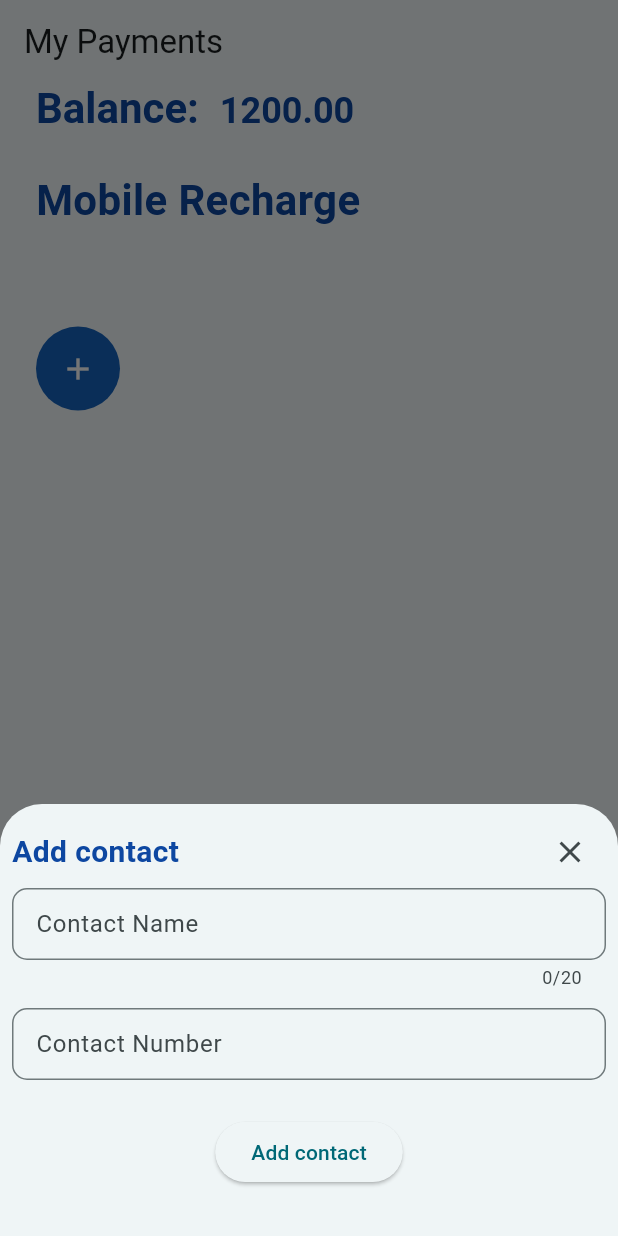
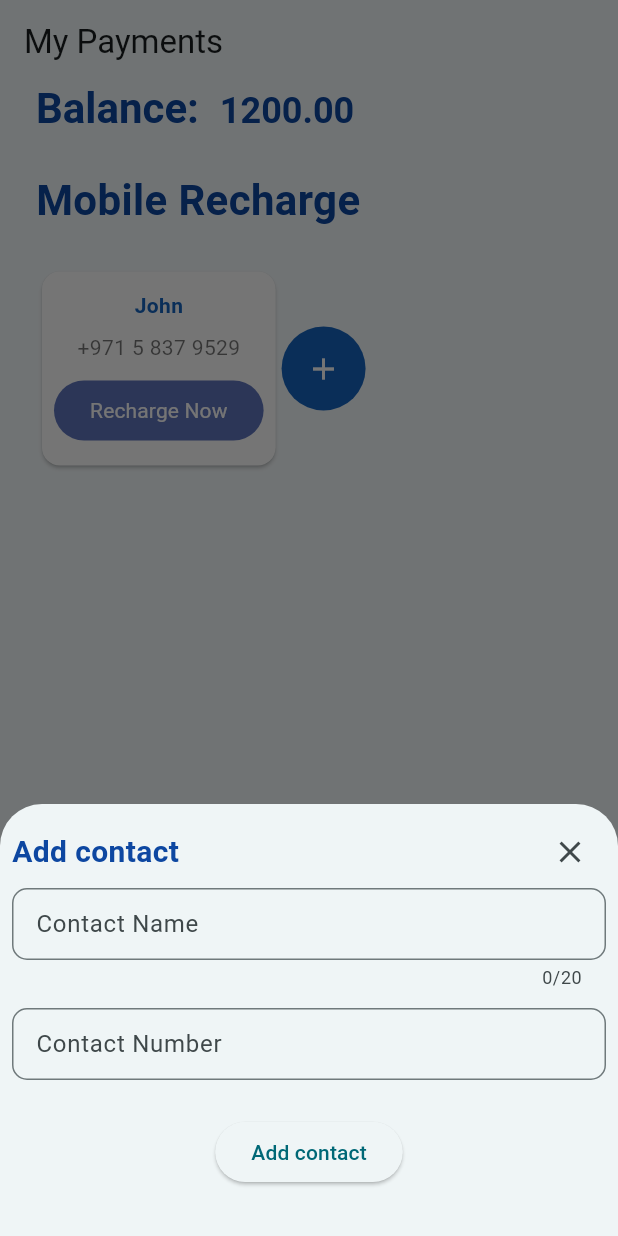
Before and after one commit to arcbueno/MyPayments, a Flutter app: the screen it shows after launch, after a tap on the "add" icon, on a phone screen of 412 x 824 dp. Run offline on Flutter 3.47's test engine with Material 3 defaults, Android fonts, the light colour scheme and no system bars; our stand-ins replace flutter_bloc, get_it, result_dart.

Commit message:
Recharge

```diff
--- a/mypayments/lib/pages/home/bloc/home_bloc.dart
+++ b/mypayments/lib/pages/home/bloc/home_bloc.dart
@@ -10,6 +10,8 @@ class HomeBloc extends Cubit<HomeState> {
   HomeBloc([AppController? controller])
       : appController = controller ?? getIt.get<AppController>(),
         super(HomeState(isLoading: false)) {
+    // TODO: Remove this code before release
+    // Test purpose only
     if (appController.state.user == null) {
       appController.setUser(
         User.fromMap(
@@ -18,7 +20,13 @@ class HomeBloc extends Cubit<HomeState> {
             'name': 'Verified User',
             'email': 'verified@email.com',
             'password': '123456',
-            'contacts': [],
+            'contacts': [
+              {
+                'name': 'John',
+                'number': '+971 5 837 9529',
+                'history': [],
+              }
+            ],
             'balance': 1200.0,
             'isVerified': true,
           },
@@ -31,14 +39,4 @@ class HomeBloc extends Cubit<HomeState> {
   void updateContacts() {
     emit(state.copyWith(user: appController.state.user));
   }
-
-  // Future<void> getPayments() async {
-  //   emit(state.copyWith(isLoading: true));
-  //   var result = await service.getPayments();
-  //   result.fold((success) {
-  //     emit(state.copyWith(isLoading: false, payments: success));
-  //   }, (failure) {
-  //     emit(state.copyWith(isLoading: false, error: failure.toString()));
-  //   });
-  // }
 }
--- /dev/null
+++ b/mypayments/lib/utils/constants.dart
@@ -0,0 +1,5 @@
+class Constants {
+  static get limitSpentPerMonth => 3000.0;
+  static get limitSpentPerContactPerMonthVerifiedUser => 500.0;
+  static get limitSpentPerContactPerMonthUnverfiedUser => 1000.0;
+}
--- a/mypayments/lib/utils/service_locator.dart
+++ b/mypayments/lib/utils/service_locator.dart
@@ -1,7 +1,10 @@
 import 'package:get_it/get_it.dart';
 import 'package:mypayments/app_controller.dart';
+import 'package:mypayments/external/recharge_api.dart';
 import 'package:mypayments/external/user_api.dart';
+import 'package:mypayments/repositories/recharge_repository.dart';
 import 'package:mypayments/repositories/user_repository.dart';
+import 'package:mypayments/services/recharge_service.dart';
 import 'package:mypayments/services/user_service.dart';
 
 final getIt = GetIt.instance;
@@ -20,5 +23,18 @@ class ServiceLocator {
         getIt.get(),
       ),
     );
+
+    getIt.registerSingleton<RechargeApi>(RechargeApi(getIt.get()));
+    getIt.registerSingleton<RechargeRepository>(
+      RechargeRepository(
+        getIt.get(),
+      ),
+    );
+    getIt.registerSingleton<RechargeService>(
+      RechargeService(
+        getIt.get<RechargeRepository>(),
+        getIt.get<AppController>(),
+      ),
+    );
   }
 }
--- a/mypayments/lib/utils/text_data.dart
+++ b/mypayments/lib/utils/text_data.dart
@@ -26,4 +26,9 @@ class TextData {
   static const numberRequired = 'Number is required';
 
   static const balance = 'Balance';
+
+  static const limitReached = 'Limit reached';
+  static const insufficientBalance = 'Insufficient balance';
+
+  static const valueToBeRechaged = 'Recharge value';
 }
--- a/mypayments/lib/widgets/add_contact/add_contact.dart
+++ b/mypayments/lib/widgets/add_contact/add_contact.dart
@@ -4,6 +4,7 @@ import 'package:mypayments/models/contact.dart';
 import 'package:mypayments/utils/text_data.dart';
 import 'package:mypayments/widgets/add_contact/bloc/add_contact_bloc.dart';
 import 'package:mypayments/widgets/add_contact/bloc/state.dart';
+import 'package:mypayments/widgets/bottom_sheet_title.dart';
 import 'package:mypayments/widgets/custom_form_field.dart';
 
 class AddContact extends StatefulWidget {
@@ -44,25 +45,7 @@ class _AddContactState extends State<AddContact> {
             children: [
               Column(
                 children: [
-                  Row(
-                    mainAxisAlignment: MainAxisAlignment.spaceBetween,
-                    children: [
-                      Text(
-                        TextData.addContact,
-                        style: TextStyle(
-                          color: Colors.blue.shade900,
-                          fontSize: 20,
-                          fontWeight: FontWeight.bold,
-                        ),
-                      ),
-                      IconButton(
-                        onPressed: () => Navigator.pop(context),
-                        icon: const Icon(
-                          Icons.close,
-                        ),
-                      ),
-                    ],
-                  ),
+                  const BottomSheetTitle(title: TextData.addContact),
                   Form(
                     key: formKey,
                     child: Column(
--- /dev/null
+++ b/mypayments/lib/widgets/bottom_sheet_title.dart
@@ -0,0 +1,29 @@
+import 'package:flutter/material.dart';
+
+class BottomSheetTitle extends StatelessWidget {
+  final String title;
+  const BottomSheetTitle({super.key, required this.title});
+
+  @override
+  Widget build(BuildContext context) {
+    return Row(
+      mainAxisAlignment: MainAxisAlignment.spaceBetween,
+      children: [
+        Text(
+          title,
+          style: TextStyle(
+            color: Colors.blue.shade900,
+            fontSize: 20,
+            fontWeight: FontWeight.bold,
+          ),
+        ),
+        IconButton(
+          onPressed: () => Navigator.pop(context),
+          icon: const Icon(
+            Icons.close,
+          ),
+        ),
+      ],
+    );
+  }
+}
--- a/mypayments/lib/widgets/contact_list_item.dart
+++ b/mypayments/lib/widgets/contact_list_item.dart
@@ -3,8 +3,10 @@ import 'package:mypayments/models/contact.dart';
 import 'package:mypayments/utils/text_data.dart';
 
 class ContactListItem extends StatelessWidget {
+  final Function() onTapRecharge;
   final Contact contact;
-  const ContactListItem({super.key, required this.contact});
+  const ContactListItem(
+      {super.key, required this.contact, required this.onTapRecharge});
 
   @override
   Widget build(BuildContext context) {
@@ -31,7 +33,7 @@ class ContactListItem extends StatelessWidget {
               style: ElevatedButton.styleFrom(
                   backgroundColor: const Color.fromARGB(255, 96, 118, 190),
                   shadowColor: Colors.transparent),
-              onPressed: () {},
+              onPressed: onTapRecharge,
               child: const Text(
                 TextData.rechargeNow,
                 style: TextStyle(
--- a/mypayments/lib/widgets/custom_form_field.dart
+++ b/mypayments/lib/widgets/custom_form_field.dart
@@ -1,4 +1,5 @@
 import 'package:flutter/material.dart';
+import 'package:flutter/services.dart';
 
 class CustomFormField extends StatefulWidget {
   final String label;
@@ -6,6 +7,8 @@ class CustomFormField extends StatefulWidget {
   final bool isPassword;
   final String? Function(String?)? validator;
   final int? maxLength;
+  final List<TextInputFormatter>? inputFormatters;
+  final TextInputType? keyboardType;
 
   const CustomFormField({
     super.key,
@@ -14,6 +17,8 @@ class CustomFormField extends StatefulWidget {
     this.isPassword = false,
     this.validator,
     this.maxLength,
+    this.inputFormatters,
+    this.keyboardType,
   });
 
   @override
@@ -29,6 +34,8 @@ class _CustomFormFieldState extends State<CustomFormField> {
       controller: widget.controller,
       validator: widget.validator,
       maxLength: widget.maxLength,
+      inputFormatters: widget.inputFormatters,
+      keyboardType: widget.keyboardType,
       decoration: InputDecoration(
         contentPadding: const EdgeInsets.all(12),
         labelText: widget.label,
```
Also changed, not shown: mypayments/lib/exceptions/insuffient_balance.dart (added, +10 -0 lines), mypayments/lib/exceptions/limit_reached.dart (added, +10 -0 lines), mypayments/lib/external/recharge_api.dart (added, +26 -0 lines), mypayments/lib/pages/home/home_page.dart (+19 -1 lines), mypayments/lib/repositories/recharge_repository.dart (added, +15 -0 lines), mypayments/lib/services/recharge_service.dart (added, +102 -0 lines), mypayments/lib/widgets/recharge_widget/bloc/recharge_bloc.dart (added, +23 -0 lines), mypayments/lib/widgets/recharge_widget/bloc/state.dart (added, +16 -0 lines), mypayments/lib/widgets/recharge_widget/recharge_widget.dart (added, +189 -0 lines).
